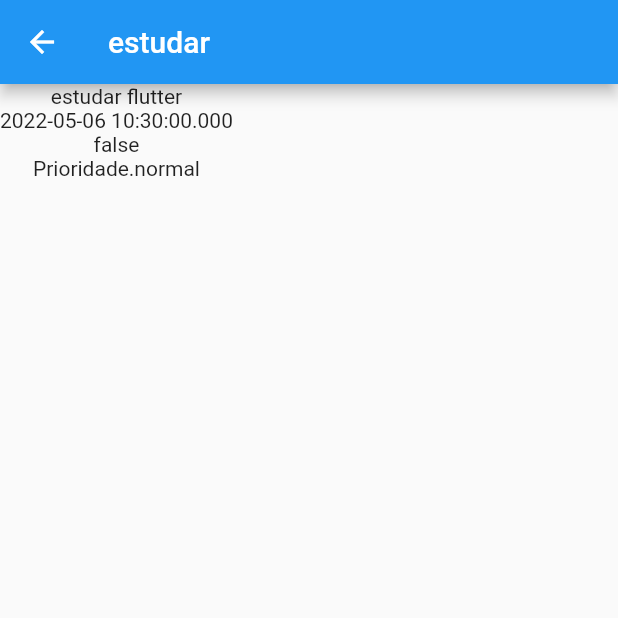
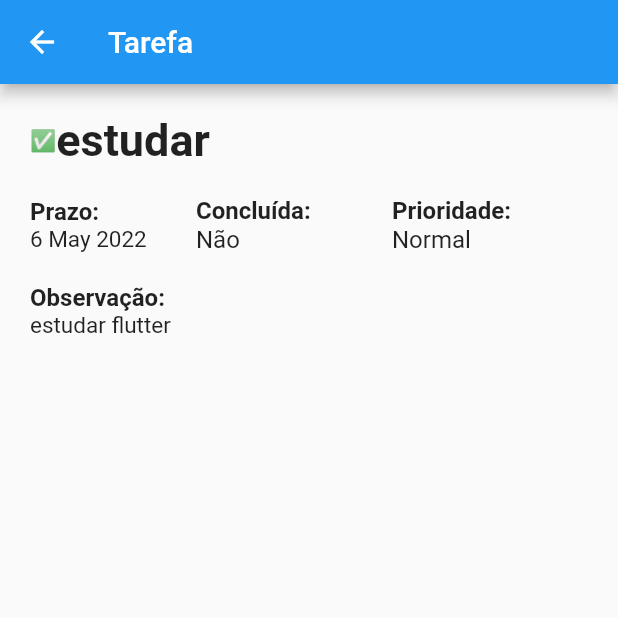
Before and after one commit to herlmanoel/tasked-list-app, a Flutter app: the TarefaPage screen opened directly with sample values from the repository, on a phone screen of 412 x 824 dp, the top half of it. Run offline on Flutter 3.47's test engine with Material 2 defaults, Android fonts, the phone set to English and light mode, and no system bars.

Commit message:
add tela para vizualizar tarefa

```diff
--- a/lib/src/pages/tarefa_page.dart
+++ b/lib/src/pages/tarefa_page.dart
@@ -1,9 +1,11 @@
 import 'package:flutter/material.dart';
+import 'package:intl/intl.dart';
+import 'package:tasked/src/models/prioridade.dart';
 import 'package:tasked/src/models/tarefa.dart';
 
 class TarefaPage extends StatefulWidget {
   Tarefa tarefa;
-  TarefaPage({required this.tarefa, Key? key }) : super(key: key);
+  TarefaPage({required this.tarefa, Key? key}) : super(key: key);
 
   @override
   State<TarefaPage> createState() => _TarefaPageState();
@@ -12,17 +14,106 @@ class TarefaPage extends StatefulWidget {
 class _TarefaPageState extends State<TarefaPage> {
   @override
   Widget build(BuildContext context) {
+    final sizeBlocoWidth = (MediaQuery.of(context).size.width - 80) / 3;
     return Scaffold(
       appBar: AppBar(
-        title: Text(widget.tarefa.titulo),
+        title: const Text("Tarefa"),
       ),
       body: Container(
+        padding: const EdgeInsets.all(20),
         child: Column(
           children: <Widget>[
-            Text(widget.tarefa.observacao),
-            Text(widget.tarefa.dataFinalizacao.toString()),
-            Text(widget.tarefa.isConcluida.toString()),
-            Text(widget.tarefa.prioridade.toString()),
+            Row(children: <Widget>[
+              const Text("✅"),
+              Expanded(
+                child: Text(
+                  widget.tarefa.titulo,
+                  textAlign: TextAlign.left,
+                  style: const TextStyle(
+                    fontSize: 30,
+                    fontWeight: FontWeight.bold,
+                  ),
+                ),
+              ),
+            ]),
+            const SizedBox(height: 20),
+            Row(children: <Widget>[
+              Column(
+                children: [
+                  SizedBox(
+                    width: sizeBlocoWidth,
+                    child: const Text("Prazo:",
+                        textAlign: TextAlign.left,
+                        style: TextStyle(
+                            fontSize: 16, fontWeight: FontWeight.bold)),
+                  ),
+                  SizedBox(
+                    width: sizeBlocoWidth,
+                    child: Text(
+                      DateFormat('d MMM y')
+                          .format(widget.tarefa.dataFinalizacao),
+                      style: const TextStyle(
+                        fontSize: 15,
+                      ),
+                    ),
+                  ),
+                ],
+              ),
+              Column(
+                children: [
+                  SizedBox(
+                    width: sizeBlocoWidth,
+                    child: const Text("Concluída:",
+                        textAlign: TextAlign.left,
+                        style: TextStyle(
+                            fontSize: 16, fontWeight: FontWeight.bold)),
+                  ),
+                  SizedBox(
+                    width: sizeBlocoWidth,
+                    child:
+                        Text(widget.tarefa.isConcluida == true ? "Sim" : "Não",
+                            style: const TextStyle(
+                              fontSize: 16,
+                            )),
+                  ),
+                ],
+              ),
+              const SizedBox(width: 10),
+              const SizedBox(width: 10),
+              Column(
+                children: [
+                  SizedBox(
+                    width: sizeBlocoWidth,
+                    child: const Text("Prioridade:",
+                        textAlign: TextAlign.left,
+                        style: TextStyle(
+                            fontSize: 16, fontWeight: FontWeight.bold)),
+                  ),
+                  SizedBox(
+                    width: sizeBlocoWidth,
+                    child: Text(getPrioridadeTitulo(widget.tarefa.prioridade),
+                        style: const TextStyle(
+                          fontSize: 16,
+                        )),
+                  ),
+                ],
+              ),
+            ]),
+            const SizedBox(height: 20),
+            const SizedBox(
+                width: double.infinity,
+                child: Text("Observação:",
+                    style:
+                        TextStyle(fontSize: 16, fontWeight: FontWeight.bold))),
+            SizedBox(
+              width: MediaQuery.of(context).size.width,
+              child: Text(
+                widget.tarefa.observacao,
+                style: const TextStyle(
+                  fontSize: 15,
+                ),
+              ),
+            ),
           ],
         ),
       ),
```
